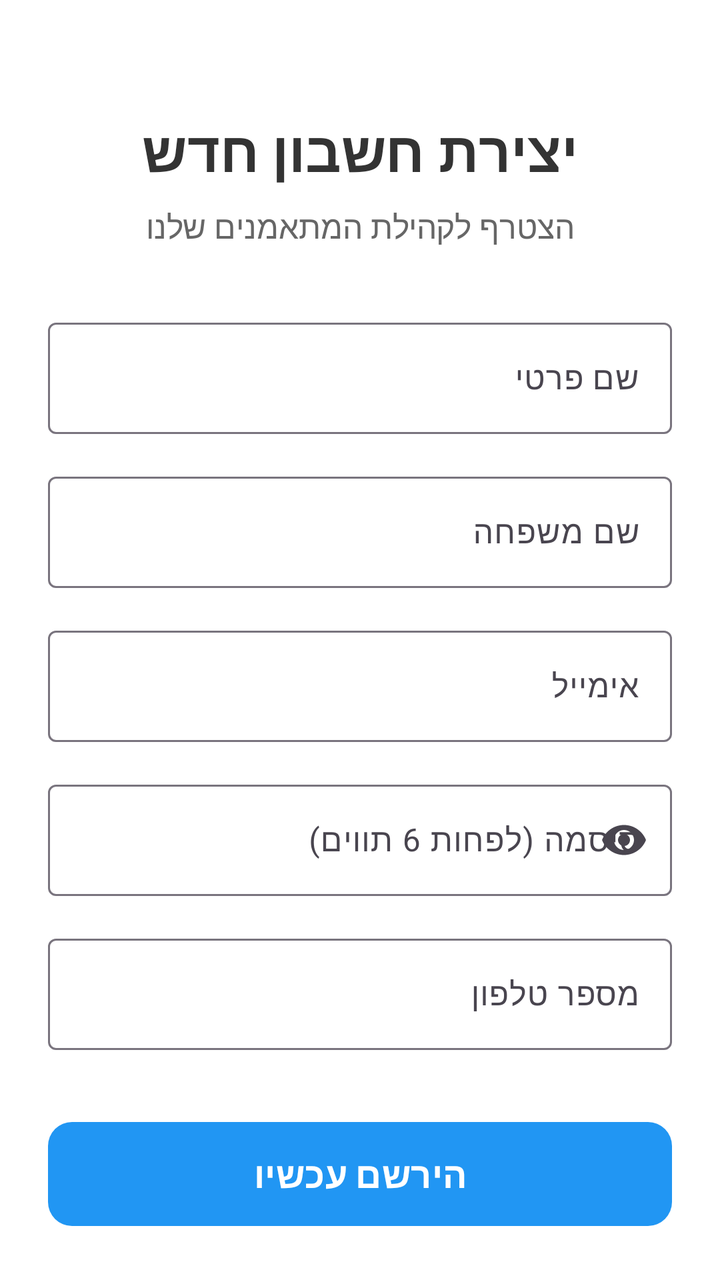
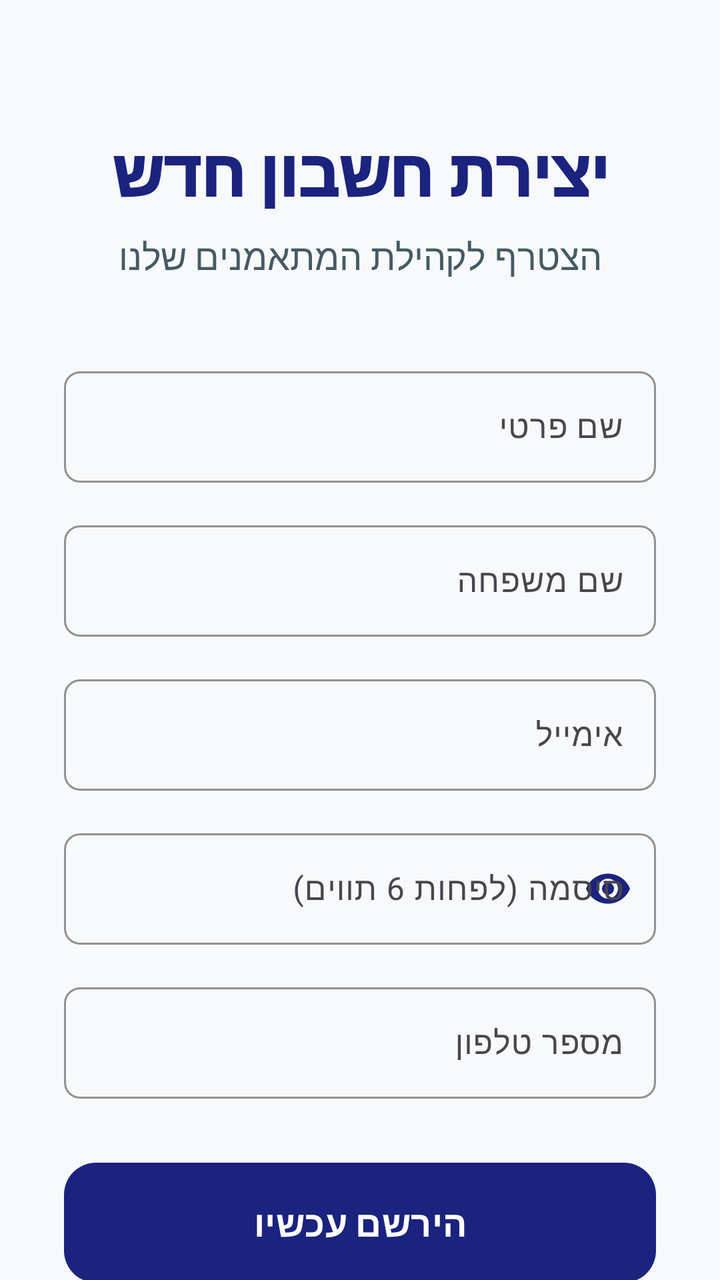

Two renders of the same Android screen: before a commit and after it. Below are the layout's source before the change and the commit's diff.
<!-- AndroidManifest.xml: application theme Theme.Gym_calender10 -->
<!-- res/layout/activity_register.xml -->
<?xml version="1.0" encoding="utf-8"?>
<androidx.core.widget.NestedScrollView xmlns:android="http://schemas.android.com/apk/res/android"
    xmlns:app="http://schemas.android.com/apk/res-auto"
    xmlns:tools="http://schemas.android.com/tools"
    android:layout_width="match_parent"
    android:layout_height="match_parent"
    android:background="#FFFFFF"
    android:fillViewport="true">

    <androidx.constraintlayout.widget.ConstraintLayout
        android:id="@+id/main"
        android:layout_width="match_parent"
        android:layout_height="wrap_content"
        android:padding="24dp"
        tools:context=".RegisterActivity">

        <TextView
            android:id="@+id/topic"
            android:layout_width="wrap_content"
            android:layout_height="wrap_content"
            android:layout_marginTop="32dp"
            android:text="יצירת חשבון חדש"
            android:textColor="#333333"
            android:textSize="28sp"
            android:textStyle="bold"
            app:layout_constraintEnd_toEndOf="parent"
            app:layout_constraintStart_toStartOf="parent"
            app:layout_constraintTop_toTopOf="parent" />

        <TextView
            android:id="@+id/subTopic"
            android:layout_width="wrap_content"
            android:layout_height="wrap_content"
            android:layout_marginTop="8dp"
            android:text="הצטרף לקהילת המתאמנים שלנו"
            android:textColor="#666666"
            android:textSize="16sp"
            app:layout_constraintEnd_toEndOf="parent"
            app:layout_constraintStart_toStartOf="parent"
            app:layout_constraintTop_toBottomOf="@+id/topic" />

        <com.google.android.material.textfield.TextInputLayout
            android:id="@+id/til_fname"
            style="@style/Widget.Material3.TextInputLayout.OutlinedBox"
            android:layout_width="0dp"
            android:layout_height="wrap_content"
            android:layout_marginTop="32dp"
            android:hint="שם פרטי"
            app:layout_constraintEnd_toEndOf="parent"
            app:layout_constraintStart_toStartOf="parent"
            app:layout_constraintTop_toBottomOf="@+id/subTopic">

            <com.google.android.material.textfield.TextInputEditText
                android:id="@+id/fname"
                android:layout_width="match_parent"
                android:layout_height="wrap_content"
                android:inputType="textPersonName" />
        </com.google.android.material.textfield.TextInputLayout>

        <com.google.android.material.textfield.TextInputLayout
            android:id="@+id/til_lname"
            style="@style/Widget.Material3.TextInputLayout.OutlinedBox"
            android:layout_width="0dp"
            android:layout_height="wrap_content"
            android:layout_marginTop="16dp"
            android:hint="שם משפחה"
            app:layout_constraintEnd_toEndOf="parent"
            app:layout_constraintStart_toStartOf="parent"
            app:layout_constraintTop_toBottomOf="@+id/til_fname">

            <com.google.android.material.textfield.TextInputEditText
                android:id="@+id/et_lname"
                android:layout_width="match_parent"
                android:layout_height="wrap_content"
                android:inputType="textPersonName" />
        </com.google.android.material.textfield.TextInputLayout>

        <com.google.android.material.textfield.TextInputLayout
            android:id="@+id/til_email"
            style="@style/Widget.Material3.TextInputLayout.OutlinedBox"
            android:layout_width="0dp"
            android:layout_height="wrap_content"
            android:layout_marginTop="16dp"
            android:hint="אימייל"
            app:layout_constraintEnd_toEndOf="parent"
            app:layout_constraintStart_toStartOf="parent"
            app:layout_constraintTop_toBottomOf="@+id/til_lname">

            <com.google.android.material.textfield.TextInputEditText
                android:id="@+id/et_email"
                android:layout_width="match_parent"
                android:layout_height="wrap_content"
                android:inputType="textEmailAddress" />
        </com.google.android.material.textfield.TextInputLayout>

        <com.google.android.material.textfield.TextInputLayout
            android:id="@+id/til_password"
            style="@style/Widget.Material3.TextInputLayout.OutlinedBox"
            android:layout_width="0dp"
            android:layout_height="wrap_content"
            android:layout_marginTop="16dp"
            android:hint="סיסמה (לפחות 6 תווים)"
            app:endIconMode="password_toggle"
            app:layout_constraintEnd_toEndOf="parent"
            app:layout_constraintStart_toStartOf="parent"
            app:layout_constraintTop_toBottomOf="@+id/til_email">

            <com.google.android.material.textfield.TextInputEditText
                android:id="@+id/et_password"
                android:layout_width="match_parent"
                android:layout_height="wrap_content"
                android:inputType="textPassword" />
        </com.google.android.material.textfield.TextInputLayout>

        <com.google.android.material.textfield.TextInputLayout
            android:id="@+id/til_phone"
            style="@style/Widget.Material3.TextInputLayout.OutlinedBox"
            android:layout_width="0dp"
            android:layout_height="wrap_content"
            android:layout_marginTop="16dp"
            android:hint="מספר טלפון"
            app:layout_constraintEnd_toEndOf="parent"
            app:layout_constraintStart_toStartOf="parent"
            app:layout_constraintTop_toBottomOf="@+id/til_password">

            <com.google.android.material.textfield.TextInputEditText
                android:id="@+id/et_phone"
                android:layout_width="match_parent"
                android:layout_height="wrap_content"
                android:inputType="phone" />
        </com.google.android.material.textfield.TextInputLayout>

        <com.google.android.material.button.MaterialButton
            android:id="@+id/btnRegister"
            android:layout_width="0dp"
            android:layout_height="60dp"
            android:layout_marginTop="32dp"
            android:text="הירשם עכשיו"
            android:textSize="18sp"
            android:textStyle="bold"
            app:cornerRadius="12dp"
            app:layout_constraintEnd_toEndOf="parent"
            app:layout_constraintStart_toStartOf="parent"
            app:layout_constraintTop_toBottomOf="@+id/til_phone" />

        <com.google.android.material.button.MaterialButton
            android:id="@+id/btnToLogin"
            style="@style/Widget.Material3.Button.TextButton"
            android:layout_width="wrap_content"
            android:layout_height="wrap_content"
            android:layout_marginTop="16dp"
            android:layout_marginBottom="32dp"
            android:text="כבר יש לך חשבון? התחבר כאן"
            app:layout_constraintBottom_toBottomOf="parent"
            app:layout_constraintEnd_toEndOf="parent"
            app:layout_constraintStart_toStartOf="parent"
            app:layout_constraintTop_toBottomOf="@+id/btnRegister" />

    </androidx.constraintlayout.widget.ConstraintLayout>
</androidx.core.widget.NestedScrollView>
<!-- resources referenced by this layout -->
<resources>
  <style name="Theme.Gym_calender10" parent="Theme.Material3.Light.NoActionBar">
          <item name="android:colorBackground">#FFFFFF</item>
          <item name="android:textColor">#000000</item>
          <item name="colorPrimary">#2196F3</item>
          <item name="colorPrimaryDark">#1976D2</item>
          <item name="colorAccent">#03A9F4</item>
          <item name="bottomSheetDialogTheme">@style/AppBottomSheetDialogTheme</item>
      </style>
  <style name="AppBottomSheetDialogTheme" parent="Theme.Design.Light.BottomSheetDialog">
          <item name="bottomSheetStyle">@style/AppBottomSheetStyle</item>
      </style>
  <style name="AppBottomSheetStyle" parent="Widget.Design.BottomSheet.Modal">
          <item name="android:background">@android:color/transparent</item>
      </style>
</resources>

<!-- the commit's change to res/layout/activity_register.xml (unified diff, before → after) -->
@@ -4,14 +4,14 @@
     xmlns:tools="http://schemas.android.com/tools"
     android:layout_width="match_parent"
     android:layout_height="match_parent"
-    android:background="#FFFFFF"
+    android:background="?android:attr/windowBackground"
     android:fillViewport="true">
 
     <androidx.constraintlayout.widget.ConstraintLayout
         android:id="@+id/main"
         android:layout_width="match_parent"
         android:layout_height="wrap_content"
-        android:padding="24dp"
+        android:padding="32dp"
         tools:context=".RegisterActivity">
 
         <TextView
@@ -20,9 +20,9 @@
             android:layout_height="wrap_content"
             android:layout_marginTop="32dp"
             android:text="יצירת חשבון חדש"
-            android:textColor="#333333"
-            android:textSize="28sp"
-            android:textStyle="bold"
+            android:textColor="@color/primaryColor"
+            android:textSize="32sp"
+            android:fontFamily="sans-serif-black"
             app:layout_constraintEnd_toEndOf="parent"
             app:layout_constraintStart_toStartOf="parent"
             app:layout_constraintTop_toTopOf="parent" />
@@ -33,18 +33,18 @@
             android:layout_height="wrap_content"
             android:layout_marginTop="8dp"
             android:text="הצטרף לקהילת המתאמנים שלנו"
-            android:textColor="#666666"
-            android:textSize="16sp"
+            android:textColor="@color/secondaryTextColor"
+            android:textSize="18sp"
             app:layout_constraintEnd_toEndOf="parent"
             app:layout_constraintStart_toStartOf="parent"
             app:layout_constraintTop_toBottomOf="@+id/topic" />
 
         <com.google.android.material.textfield.TextInputLayout
             android:id="@+id/til_fname"
-            style="@style/Widget.Material3.TextInputLayout.OutlinedBox"
+            style="@style/AppTextInputLayout"
             android:layout_width="0dp"
             android:layout_height="wrap_content"
-            android:layout_marginTop="32dp"
+            android:layout_marginTop="40dp"
             android:hint="שם פרטי"
             app:layout_constraintEnd_toEndOf="parent"
             app:layout_constraintStart_toStartOf="parent"
@@ -54,12 +54,13 @@
                 android:id="@+id/fname"
                 android:layout_width="match_parent"
                 android:layout_height="wrap_content"
-                android:inputType="textPersonName" />
+                android:inputType="textPersonName"
+                android:textColor="@color/primaryTextColor" />
         </com.google.android.material.textfield.TextInputLayout>
 
         <com.google.android.material.textfield.TextInputLayout
             android:id="@+id/til_lname"
-            style="@style/Widget.Material3.TextInputLayout.OutlinedBox"
+            style="@style/AppTextInputLayout"
             android:layout_width="0dp"
             android:layout_height="wrap_content"
             android:layout_marginTop="16dp"
@@ -72,12 +73,13 @@
                 android:id="@+id/et_lname"
                 android:layout_width="match_parent"
                 android:layout_height="wrap_content"
-                android:inputType="textPersonName" />
+                android:inputType="textPersonName"
+                android:textColor="@color/primaryTextColor" />
         </com.google.android.material.textfield.TextInputLayout>
 
         <com.google.android.material.textfield.TextInputLayout
             android:id="@+id/til_email"
-            style="@style/Widget.Material3.TextInputLayout.OutlinedBox"
+            style="@style/AppTextInputLayout"
             android:layout_width="0dp"
             android:layout_height="wrap_content"
             android:layout_marginTop="16dp"
@@ -90,17 +92,19 @@
                 android:id="@+id/et_email"
                 android:layout_width="match_parent"
                 android:layout_height="wrap_content"
-                android:inputType="textEmailAddress" />
+                android:inputType="textEmailAddress"
+                android:textColor="@color/primaryTextColor" />
         </com.google.android.material.textfield.TextInputLayout>
 
         <com.google.android.material.textfield.TextInputLayout
             android:id="@+id/til_password"
-            style="@style/Widget.Material3.TextInputLayout.OutlinedBox"
+            style="@style/AppTextInputLayout"
             android:layout_width="0dp"
             android:layout_height="wrap_content"
             android:layout_marginTop="16dp"
             android:hint="סיסמה (לפחות 6 תווים)"
             app:endIconMode="password_toggle"
+            app:endIconTint="@color/primaryColor"
             app:layout_constraintEnd_toEndOf="parent"
             app:layout_constraintStart_toStartOf="parent"
             app:layout_constraintTop_toBottomOf="@+id/til_email">
@@ -109,12 +113,13 @@
                 android:id="@+id/et_password"
                 android:layout_width="match_parent"
                 android:layout_height="wrap_content"
-                android:inputType="textPassword" />
+                android:inputType="textPassword"
+                android:textColor="@color/primaryTextColor" />
         </com.google.android.material.textfield.TextInputLayout>
 
         <com.google.android.material.textfield.TextInputLayout
             android:id="@+id/til_phone"
-            style="@style/Widget.Material3.TextInputLayout.OutlinedBox"
+            style="@style/AppTextInputLayout"
             android:layout_width="0dp"
             android:layout_height="wrap_content"
             android:layout_marginTop="16dp"
@@ -127,7 +132,8 @@
                 android:id="@+id/et_phone"
                 android:layout_width="match_parent"
                 android:layout_height="wrap_content"
-                android:inputType="phone" />
+                android:inputType="phone"
+                android:textColor="@color/primaryTextColor" />
         </com.google.android.material.textfield.TextInputLayout>
 
         <com.google.android.material.button.MaterialButton
@@ -138,7 +144,7 @@
             android:text="הירשם עכשיו"
             android:textSize="18sp"
             android:textStyle="bold"
-            app:cornerRadius="12dp"
+            app:cornerRadius="16dp"
             app:layout_constraintEnd_toEndOf="parent"
             app:layout_constraintStart_toStartOf="parent"
             app:layout_constraintTop_toBottomOf="@+id/til_phone" />
@@ -151,6 +157,7 @@
             android:layout_marginTop="16dp"
             android:layout_marginBottom="32dp"
             android:text="כבר יש לך חשבון? התחבר כאן"
+            android:textColor="@color/secondaryColor"
             app:layout_constraintBottom_toBottomOf="parent"
             app:layout_constraintEnd_toEndOf="parent"
             app:layout_constraintStart_toStartOf="parent"
<!-- resource entries referenced after the edit -->
@@ -1,15 +1,62 @@
 <!-- resources referenced by this layout -->
 <resources>
+  <color name="primaryColor">#1A237E</color>
+  <color name="primaryTextColor">#121212</color>
+  <color name="secondaryColor">#E65100</color>
+  <color name="secondaryTextColor">#455A64</color>
+  <style name="AppTextInputLayout" parent="Widget.Material3.TextInputLayout.OutlinedBox">
+          <item name="boxStrokeColor">@color/primaryColor</item>
+          <item name="boxCornerRadiusTopStart">8dp</item>
+          <item name="boxCornerRadiusTopEnd">8dp</item>
+          <item name="boxCornerRadiusBottomStart">8dp</item>
+          <item name="boxCornerRadiusBottomEnd">8dp</item>
+      </style>
   <style name="Theme.Gym_calender10" parent="Theme.Material3.Light.NoActionBar">
-          <item name="android:colorBackground">#FFFFFF</item>
-          <item name="android:textColor">#000000</item>
-          <item name="colorPrimary">#2196F3</item>
-          <item name="colorPrimaryDark">#1976D2</item>
-          <item name="colorAccent">#03A9F4</item>
+          
+          <item name="colorPrimary">@color/primaryColor</item>
+          <item name="colorPrimaryVariant">@color/primaryDarkColor</item>
+          <item name="colorOnPrimary">@color/whiteTextColor</item>
+  
+          
+          <item name="colorSecondary">@color/secondaryColor</item>
+          <item name="colorSecondaryVariant">@color/secondaryDarkColor</item>
+          <item name="colorOnSecondary">@color/whiteTextColor</item>
+  
+          
+          <item name="android:statusBarColor">@color/primaryDarkColor</item>
+  
+          
+          <item name="android:windowBackground">@color/backgroundColor</item>
+          <item name="colorSurface">@color/surfaceColor</item>
+          <item name="colorOnSurface">@color/primaryTextColor</item>
+  
+          
+          <item name="materialButtonStyle">@style/AppButton</item>
+          <item name="textInputStyle">@style/AppTextInputLayout</item>
+          <item name="materialCardViewStyle">@style/AppCard</item>
+  
           <item name="bottomSheetDialogTheme">@style/AppBottomSheetDialogTheme</item>
+      </style>
+  <color name="primaryDarkColor">#000051</color>
+  <color name="whiteTextColor">#FFFFFF</color>
+  <color name="backgroundColor">#F8F9FA</color>
+  <style name="AppButton" parent="Widget.Material3.Button">
+          <item name="android:insetTop">0dp</item>
+          <item name="android:insetBottom">0dp</item>
+          <item name="shapeAppearance">@style/ShapeAppearance.App.MediumComponent</item>
+      </style>
+  <style name="AppCard" parent="Widget.Material3.CardView.Elevated">
+          <item name="cardBackgroundColor">@color/cardBackground</item>
+          <item name="cardElevation">4dp</item>
+          <item name="cardCornerRadius">16dp</item>
+          <item name="shapeAppearance">@style/ShapeAppearance.App.MediumComponent</item>
       </style>
   <style name="AppBottomSheetDialogTheme" parent="Theme.Design.Light.BottomSheetDialog">
           <item name="bottomSheetStyle">@style/AppBottomSheetStyle</item>
+      </style>
+  <style name="ShapeAppearance.App.MediumComponent" parent="ShapeAppearance.Material3.MediumComponent">
+          <item name="cornerFamily">rounded</item>
+          <item name="cornerSize">12dp</item>
       </style>
   <style name="AppBottomSheetStyle" parent="Widget.Design.BottomSheet.Modal">
           <item name="android:background">@android:color/transparent</item>
